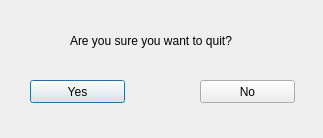
Qt form qtcodes/ui/quitDialog.ui (wishmerhill/QtCodes) before a commit.
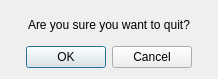
The same form after that commit.

```diff
--- a/qtcodes/ui/quitDialog.ui
+++ b/qtcodes/ui/quitDialog.ui
@@ -6,55 +6,44 @@
    <rect>
     <x>0</x>
     <y>0</y>
-    <width>323</width>
-    <height>138</height>
+    <width>218</width>
+    <height>79</height>
    </rect>
   </property>
+  <property name="sizePolicy">
+   <sizepolicy hsizetype="Fixed" vsizetype="Fixed">
+    <horstretch>0</horstretch>
+    <verstretch>0</verstretch>
+   </sizepolicy>
+  </property>
   <property name="windowTitle">
    <string>Dialog</string>
   </property>
   <property name="modal">
    <bool>true</bool>
   </property>
+  <layout class="QVBoxLayout" name="verticalLayout">
+   <item alignment="Qt::AlignHCenter|Qt::AlignVCenter">
   <widget class="QLabel" name="label">
-   <property name="geometry">
-    <rect>
-     <x>70</x>
-     <y>20</y>
-     <width>211</width>
-     <height>41</height>
-    </rect>
-   </property>
    <property name="text">
     <string>Are you sure you want to quit?</string>
    </property>
   </widget>
-  <widget class="QPushButton" name="pushButtonYes">
-   <property name="geometry">
-    <rect>
-     <x>30</x>
-     <y>80</y>
-     <width>95</width>
-     <height>23</height>
-    </rect>
-   </property>
-   <property name="text">
-    <string>Yes</string>
-   </property>
-  </widget>
-  <widget class="QPushButton" name="pushButtonNo">
-   <property name="geometry">
-    <rect>
-     <x>200</x>
-     <y>80</y>
-     <width>95</width>
-     <height>23</height>
-    </rect>
-   </property>
-   <property name="text">
-    <string>No</string>
-   </property>
-  </widget>
+   </item>
+   <item>
+    <widget class="QDialogButtonBox" name="buttonBox">
+     <property name="layoutDirection">
+      <enum>Qt::LeftToRight</enum>
+     </property>
+     <property name="standardButtons">
+      <set>QDialogButtonBox::Cancel|QDialogButtonBox::Ok</set>
+     </property>
+     <property name="centerButtons">
+      <bool>true</bool>
+     </property>
+    </widget>
+   </item>
+  </layout>
  </widget>
  <resources/>
  <connections/>
```
Lines whose indentation alone changed are shown as unchanged.
